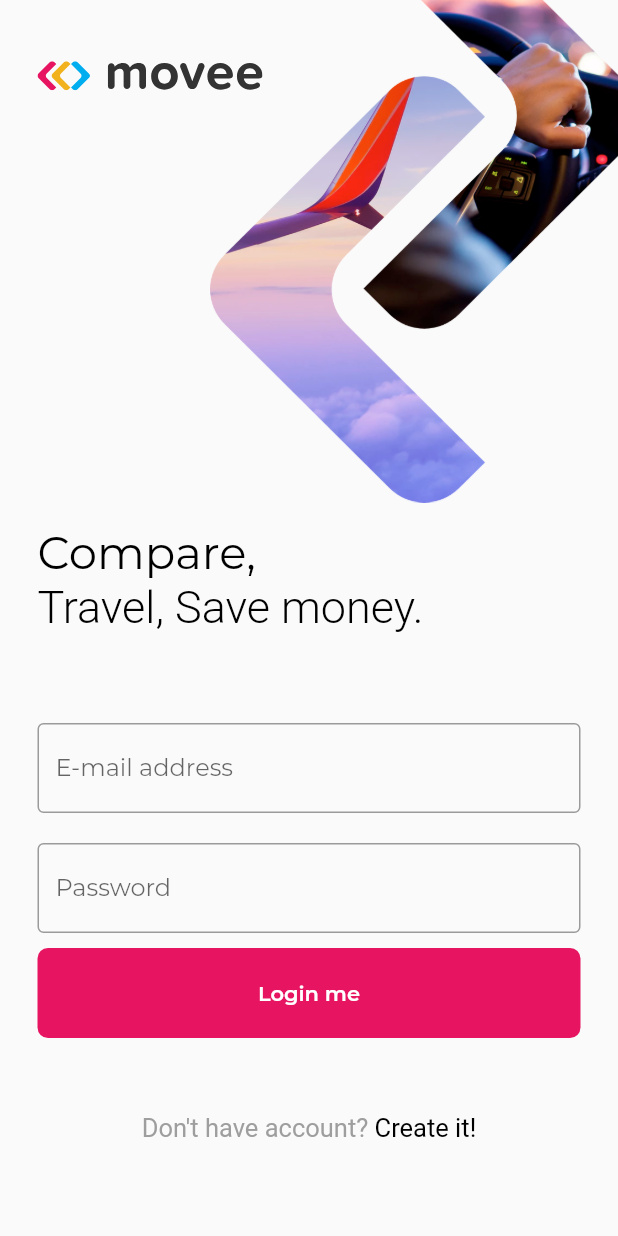
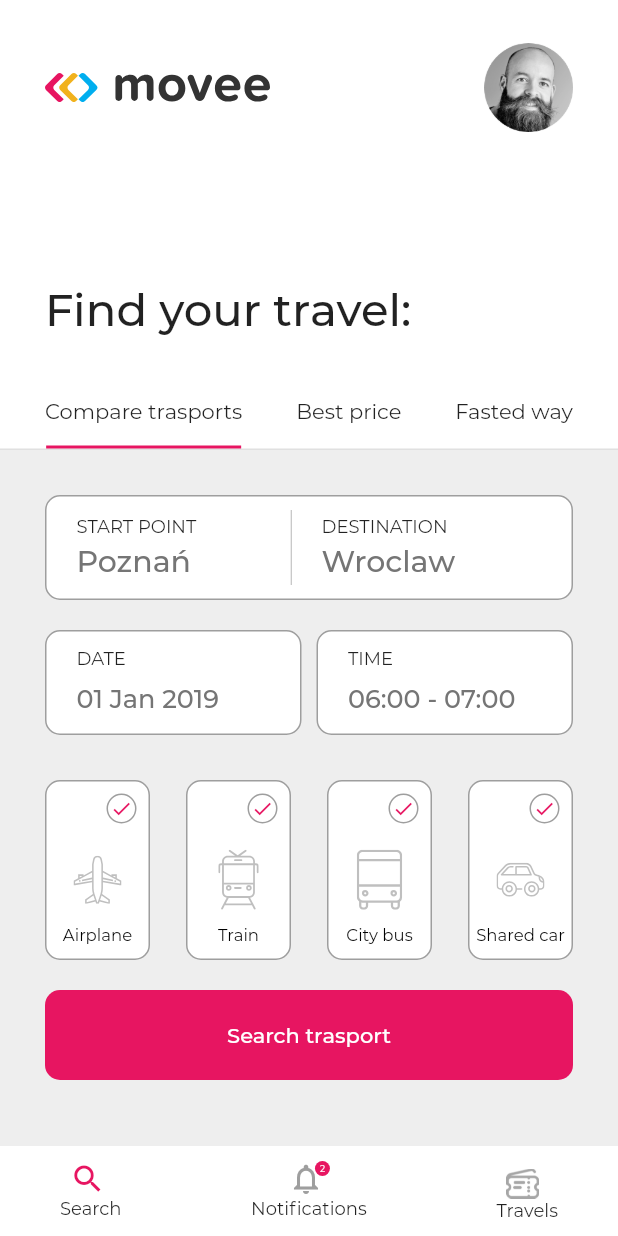
Before and after one commit to OdilonDamasceno/movee, a Flutter app: the screen it shows after launch, after a tap on "Login me", on a phone screen of 412 x 824 dp. Run offline on Flutter 3.47's test engine with Material 2 defaults, Android fonts, the phone set to English and light mode, and no system bars; our stand-ins replace flutter_svg.

Commit message:
feat: created main page

```diff
--- a/lib/pages/login_page.dart
+++ b/lib/pages/login_page.dart
@@ -1,5 +1,6 @@
 import 'package:flutter/material.dart';
 import 'package:flutter_svg/flutter_svg.dart';
+import 'package:movee/pages/main_page.dart';
 
 class LoginPage extends StatelessWidget {
   @override
@@ -14,7 +15,9 @@ class LoginPage extends StatelessWidget {
             children: <Widget>[
               Positioned(
                 bottom: 15,
-                left:_orientation == Orientation.landscape? _width * 0.68: _width*0.34,
+                left: _orientation == Orientation.landscape
+                    ? _width * 0.68
+                    : _width * 0.34,
                 child: SizedBox(
                   height: 400,
                   child: Image.asset(
@@ -63,7 +66,11 @@ class LoginPage extends StatelessWidget {
             child: SizedBox(
               height: 60,
               child: RaisedButton(
-                onPressed: () {},
+                onPressed: () {
+                  Navigator.of(context).push(
+                    MaterialPageRoute(builder: (context) => MainPage()),
+                  );
+                },
                 elevation: 0,
                 highlightElevation: 3,
                 shape: RoundedRectangleBorder(
--- /dev/null
+++ b/lib/pages/main_page.dart
@@ -0,0 +1,329 @@
+import 'package:flutter/material.dart';
+import 'package:flutter_svg/flutter_svg.dart';
+import 'package:movee/constants.dart';
+
+class MainPage extends StatelessWidget {
+  @override
+  Widget build(BuildContext context) {
+    return Scaffold(
+      backgroundColor: Colors.grey[200],
+      appBar: PreferredSize(
+        preferredSize: Size(MediaQuery.of(context).size.width, 300),
+        child: Container(
+          decoration: BoxDecoration(
+            color: Colors.white,
+            border: Border(
+              bottom: BorderSide(width: 1, color: Colors.grey[300]),
+            ),
+          ),
+          child: Column(
+            crossAxisAlignment: CrossAxisAlignment.start,
+            mainAxisAlignment: MainAxisAlignment.end,
+            children: <Widget>[
+              Padding(
+                padding: EdgeInsets.only(left: 30, right: 30, bottom: 100),
+                child: Row(
+                  mainAxisAlignment: MainAxisAlignment.spaceBetween,
+                  children: <Widget>[
+                    SvgPicture.asset(
+                      'assets/images/logo.svg',
+                      width: 150,
+                    ),
+                    Image.asset(
+                      'assets/images/user.png',
+                      scale: 2.5,
+                    ),
+                  ],
+                ),
+              ),
+              Padding(
+                padding: EdgeInsets.only(left: 30, bottom: 40),
+                child: Text(
+                  'Find your travel:',
+                  style: TextStyle(fontSize: 30, fontWeight: FontWeight.w500),
+                ),
+              ),
+              Padding(
+                padding: EdgeInsets.symmetric(horizontal: 30),
+                child: Row(
+                  mainAxisAlignment: MainAxisAlignment.spaceBetween,
+                  crossAxisAlignment: CrossAxisAlignment.start,
+                  children: <Widget>[
+                    Column(
+                      children: <Widget>[
+                        Text('Compare trasports'),
+                        SizedBox(
+                          height: 15,
+                        ),
+                        Container(
+                          color: kPrimaryColor,
+                          height: 2,
+                          width: 130,
+                        ),
+                      ],
+                    ),
+                    Text('Best price'),
+                    Text('Fasted way')
+                  ],
+                ),
+              )
+            ],
+          ),
+        ),
+      ),
+      body: ListView(
+        primary: false,
+        padding: EdgeInsets.all(30),
+        children: <Widget>[
+          Container(
+            height: 70,
+            decoration: BoxDecoration(
+              color: Colors.white,
+              borderRadius: BorderRadius.circular(10),
+              border: Border.all(color: Colors.grey),
+            ),
+            child: Row(
+              children: <Widget>[
+                buildInnerTexts(topText: 'START POINT', bottomText: 'Poznań'),
+                SizedBox(width: 63),
+                ColoredBox(
+                  color: Colors.grey,
+                  child: SizedBox(
+                    height: 50,
+                    width: 0.5,
+                  ),
+                ),
+                buildInnerTexts(topText: 'DESTINATION', bottomText: 'Wroclaw'),
+              ],
+            ),
+          ),
+          SizedBox(height: 20),
+          Row(
+            mainAxisAlignment: MainAxisAlignment.spaceBetween,
+            children: <Widget>[
+              buildFlexible(top: 'DATE', bottom: '01 Jan 2019'),
+              SizedBox(width: 10),
+              buildFlexible(top: 'TIME', bottom: '06:00 - 07:00'),
+            ],
+          ),
+          SizedBox(height: 30),
+          Row(
+            mainAxisAlignment: MainAxisAlignment.spaceBetween,
+            children: <Widget>[
+              buildTrasport('assets/icons/airplane.svg', 'Airplane'),
+              buildTrasport('assets/icons/train.svg', 'Train'),
+              buildTrasport('assets/icons/city_bus.svg', 'City bus'),
+              buildTrasport('assets/icons/car_icon.svg', 'Shared car'),
+            ],
+          ),
+          SizedBox(height: 20),
+          SizedBox(
+            height: 60,
+            child: RaisedButton(
+              elevation: 0,
+              highlightElevation: 3,
+              onPressed: () {},
+              shape: RoundedRectangleBorder(
+                borderRadius: BorderRadius.circular(10),
+              ),
+              child: Text(
+                'Search trasport',
+                style: TextStyle(color: Colors.white),
+              ),
+            ),
+          ),
+        ],
+      ),
+      bottomNavigationBar: Container(
+        padding: EdgeInsets.symmetric(horizontal: 40, vertical: 10),
+        color: Colors.white,
+        height: 60,
+        child: Row(
+          crossAxisAlignment: CrossAxisAlignment.end,
+          mainAxisAlignment: MainAxisAlignment.spaceBetween,
+          children: <Widget>[
+            buildBottomIcon(
+              icon: Icon(Icons.search, color: kPrimaryColor),
+              text: 'Search',
+            ),
+            buildBottomIcon(
+              icon: Icon(
+                Icons.notifications_none,
+                color: Colors.grey,
+              ),
+              text: 'Notifications',
+              notifications: 2,
+            ),
+            Padding(
+              padding: const EdgeInsets.only(top: 5),
+              child: buildBottomIcon(
+                icon: Image.asset('assets/icons/travels.png', scale: 3),
+                text: 'Travels',
+              ),
+            ),
+          ],
+        ),
+      ),
+    );
+  }
+
+  Column buildBottomIcon({String text, Widget icon, int notifications}) {
+    return Column(
+      children: <Widget>[
+        Column(
+          children: <Widget>[
+            SizedBox(
+              width: 28,
+              child: Stack(
+                children: <Widget>[
+                  notifications != null
+                      ? Positioned(
+                          right: 0,
+                          child: Container(
+                            width: 10,
+                            height: 10,
+                            decoration: BoxDecoration(
+                              shape: BoxShape.circle,
+                              color: kPrimaryColor,
+                            ),
+                            child: Center(
+                              child: Text(
+                                notifications.toString(),
+                                style: TextStyle(
+                                  fontSize: 6,
+                                  color: Colors.white,
+                                ),
+                              ),
+                            ),
+                          ),
+                        )
+                      : Container(),
+                  icon,
+                ],
+              ),
+            ),
+            Text(text, style: TextStyle(fontSize: 12)),
+          ],
+        ),
+      ],
+    );
+  }
+
+  Widget buildTrasport(String path, String text) {
+    return Container(
+      height: 120,
+      width: 70,
+      decoration: BoxDecoration(
+        color: Colors.white,
+        border: Border.all(color: Colors.grey),
+        borderRadius: BorderRadius.circular(10),
+      ),
+      child: Column(
+        mainAxisAlignment: MainAxisAlignment.spaceBetween,
+        children: <Widget>[
+          Padding(
+            padding: EdgeInsets.all(8.0),
+            child: Align(
+              alignment: Alignment.topRight,
+              child: Container(
+                height: 20,
+                width: 20,
+                decoration: BoxDecoration(
+                  shape: BoxShape.circle,
+                  border: Border.all(color: Colors.grey),
+                ),
+                child: Center(
+                  child: Icon(
+                    Icons.check,
+                    color: kPrimaryColor,
+                    size: 15,
+                  ),
+                ),
+              ),
+            ),
+          ),
+          Center(
+            child: SizedBox(
+              width: 32,
+              height: 40,
+              child: SvgPicture.asset(
+                path,
+                color: Colors.black,
+              ),
+            ),
+          ),
+          Padding(
+            padding: const EdgeInsets.only(bottom: 10),
+            child: Text(
+              text,
+              style: TextStyle(fontSize: 11, color: Colors.black),
+            ),
+          ),
+        ],
+      ),
+    );
+  }
+
+  Flexible buildFlexible({String top, String bottom}) {
+    return Flexible(
+      flex: 1,
+      child: Container(
+        height: 70,
+        width: double.infinity,
+        decoration: BoxDecoration(
+          color: Colors.white,
+          border: Border.all(color: Colors.grey),
+          borderRadius: BorderRadius.circular(10),
+        ),
+        child: Padding(
+          padding: EdgeInsets.only(left: 20, top: 10),
+          child: Column(
+            crossAxisAlignment: CrossAxisAlignment.start,
+            children: <Widget>[
+              Text(
+                top,
+                style: TextStyle(fontSize: 12),
+              ),
+              SizedBox(height: 10),
+              Text(
+                bottom,
+                style: TextStyle(
+                  fontSize: 17,
+                  fontWeight: FontWeight.w500,
+                  color: Colors.grey[600],
+                ),
+              ),
+            ],
+          ),
+        ),
+      ),
+    );
+  }
+
+  Padding buildInnerTexts({String topText, String bottomText}) {
+    return Padding(
+      padding: EdgeInsets.only(left: 20),
+      child: SizedBox(
+        height: 43,
+        child: Column(
+          crossAxisAlignment: CrossAxisAlignment.start,
+          mainAxisAlignment: MainAxisAlignment.spaceBetween,
+          children: <Widget>[
+            Text(
+              topText,
+              style: TextStyle(fontSize: 12),
+            ),
+            Text(
+              bottomText,
+              style: TextStyle(
+                fontWeight: FontWeight.w500,
+                color: Colors.grey[600],
+                fontSize: 20,
+              ),
+            ),
+          ],
+        ),
+      ),
+    );
+  }
+}
--- /dev/null
+++ b/testDart/movee/lib/main.dart
@@ -0,0 +1,117 @@
+import 'package:flutter/material.dart';
+
+void main() {
+  runApp(MyApp());
+}
+
+class MyApp extends StatelessWidget {
+  // This widget is the root of your application.
+  @override
+  Widget build(BuildContext context) {
+    return MaterialApp(
+      title: 'Flutter Demo',
+      theme: ThemeData(
+        // This is the theme of your application.
+        //
+        // Try running your application with "flutter run". You'll see the
+        // application has a blue toolbar. Then, without quitting the app, try
+        // changing the primarySwatch below to Colors.green and then invoke
+        // "hot reload" (press "r" in the console where you ran "flutter run",
+        // or simply save your changes to "hot reload" in a Flutter IDE).
+        // Notice that the counter didn't reset back to zero; the application
+        // is not restarted.
+        primarySwatch: Colors.blue,
+        // This makes the visual density adapt to the platform that you run
+        // the app on. For desktop platforms, the controls will be smaller and
+        // closer together (more dense) than on mobile platforms.
+        visualDensity: VisualDensity.adaptivePlatformDensity,
+      ),
+      home: MyHomePage(title: 'Flutter Demo Home Page'),
+    );
+  }
+}
+
+class MyHomePage extends StatefulWidget {
+  MyHomePage({Key key, this.title}) : super(key: key);
+
+  // This widget is the home page of your application. It is stateful, meaning
+  // that it has a State object (defined below) that contains fields that affect
+  // how it looks.
+
+  // This class is the configuration for the state. It holds the values (in this
+  // case the title) provided by the parent (in this case the App widget) and
+  // used by the build method of the State. Fields in a Widget subclass are
+  // always marked "final".
+
+  final String title;
+
+  @override
+  _MyHomePageState createState() => _MyHomePageState();
+}
+
+class _MyHomePageState extends State<MyHomePage> {
+  int _counter = 0;
+
+  void _incrementCounter() {
+    setState(() {
+      // This call to setState tells the Flutter framework that something has
+      // changed in this State, which causes it to rerun the build method below
+      // so that the display can reflect the updated values. If we changed
+      // _counter without calling setState(), then the build method would not be
+      // called again, and so nothing would appear to happen.
+      _counter++;
+    });
+  }
+
+  @override
+  Widget build(BuildContext context) {
+    // This method is rerun every time setState is called, for instance as done
+    // by the _incrementCounter method above.
+    //
+    // The Flutter framework has been optimized to make rerunning build methods
+    // fast, so that you can just rebuild anything that needs updating rather
+    // than having to individually change instances of widgets.
+    return Scaffold(
+      appBar: AppBar(
+        // Here we take the value from the MyHomePage object that was created by
+        // the App.build method, and use it to set our appbar title.
+        title: Text(widget.title),
+      ),
+      body: Center(
+        // Center is a layout widget. It takes a single child and positions it
+        // in the middle of the parent.
+        child: Column(
+          // Column is also a layout widget. It takes a list of children and
+          // arranges them vertically. By default, it sizes itself to fit its
+          // children horizontally, and tries to be as tall as its parent.
+          //
+          // Invoke "debug painting" (press "p" in the console, choose the
+          // "Toggle Debug Paint" action from the Flutter Inspector in Android
+          // Studio, or the "Toggle Debug Paint" command in Visual Studio Code)
+          // to see the wireframe for each widget.
+          //
+          // Column has various properties to control how it sizes itself and
+          // how it positions its children. Here we use mainAxisAlignment to
+          // center the children vertically; the main axis here is the vertical
+          // axis because Columns are vertical (the cross axis would be
+          // horizontal).
+          mainAxisAlignment: MainAxisAlignment.center,
+          children: <Widget>[
+            Text(
+              'You have pushed the button this many times:',
+            ),
+            Text(
+              '$_counter',
+              style: Theme.of(context).textTheme.headline4,
+            ),
+          ],
+        ),
+      ),
+      floatingActionButton: FloatingActionButton(
+        onPressed: _incrementCounter,
+        tooltip: 'Increment',
+        child: Icon(Icons.add),
+      ), // This trailing comma makes auto-formatting nicer for build methods.
+    );
+  }
+}
```
Also changed, not shown: testDart/movee/pubspec.yaml (added, +76 -0 lines), assets/icons/city_bus.svg (added), flutter_02.png (added), testDart/movee/pubspec.lock (added), 64 other files.
